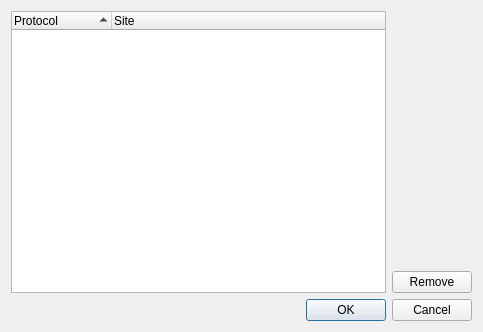
First picture: the form in src/lib/other/protocolhandlerdialog.ui, repository tenrok/kclient3, before the edit.
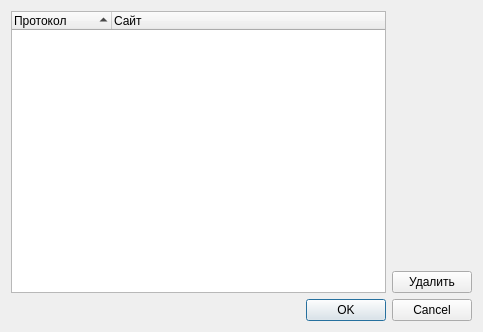
Second picture: the form after the edit.

The edit to the form file:
```diff
--- a/src/lib/other/protocolhandlerdialog.ui
+++ b/src/lib/other/protocolhandlerdialog.ui
@@ -37,12 +37,12 @@
      </property>
      <column>
       <property name="text">
-       <string>Protocol</string>
+       <string>Протокол</string>
       </property>
      </column>
      <column>
       <property name="text">
-       <string>Site</string>
+       <string>Сайт</string>
       </property>
      </column>
     </widget>
@@ -65,7 +65,7 @@
      <item>
       <widget class="QPushButton" name="remove">
        <property name="text">
-        <string>Remove</string>
+        <string>Удалить</string>
        </property>
       </widget>
      </item>
```
Left out of the diff: 2 changed lines with no effect on the pictures.
